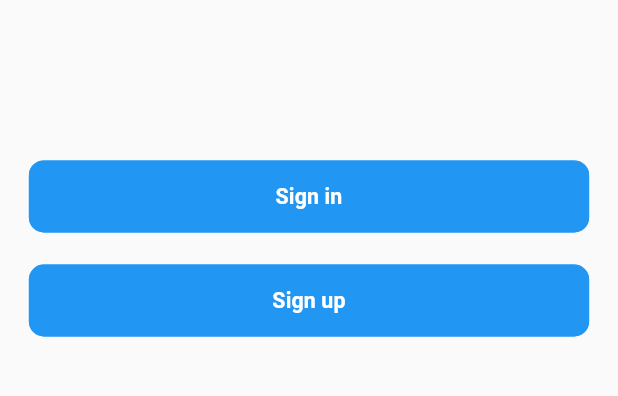
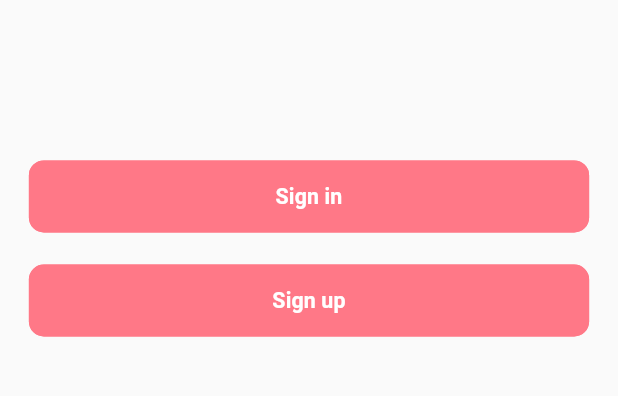
Before and after one commit to mehdisparktech/haircutmen_app, a Flutter app: the screen it shows after launch, on a phone screen of 412 x 824 dp, the part 377-773 px from its top. Run offline on Flutter 3.47's test engine with Material 3 defaults, Android fonts, the phone set to English and light mode, and no system bars; our stand-ins replace cached_network_image, dio, flutter_dotenv, flutter_html, flutter_local_notifications, flutter_screenutil and 10 more; network calls fail.

Commit message:
make a all folder

```diff
--- a/lib/config/languages/language.dart
+++ b/lib/config/languages/language.dart
@@ -2,7 +2,6 @@ import 'package:get/get_navigation/src/root/internacionalization.dart';
 
 class LocalConstants extends Translations {
   @override
-  // TODO: implement keys
   Map<String, Map<String, String>> get keys => {
     'en_US': {
       "No Data found": "No Data found",
@@ -66,7 +65,7 @@ class LocalConstants extends Translations {
       "Log Out": "Log Out",
       "Privacy Policy": "Privacy Policy",
       "Delete account": "Delete account",
-          "Terms of Services": "Terms of Services"
-        }
+      "Terms of Services": "Terms of Services",
+    },
   };
 }
--- a/lib/config/route/app_routes.dart
+++ b/lib/config/route/app_routes.dart
@@ -16,6 +16,10 @@ import '../../features/setting/presentation/screen/privacy_policy_screen.dart';
 import '../../features/setting/presentation/screen/setting_screen.dart';
 import '../../features/setting/presentation/screen/terms_of_services_screen.dart';
 import '../../features/splash/splash_screen.dart';
+import '../../features/home/presentation/screen/home_screen.dart';
+import '../../features/appointment/presentation/screen/appointment_screen.dart';
+import '../../features/scan/presentation/screen/scan_screen.dart';
+import '../../features/favorite/presentation/screen/favorite_screen.dart';
 
 class AppRoutes {
   static const String test = "/test_screen.dart";
@@ -36,6 +40,10 @@ class AppRoutes {
   static const String privacyPolicy = "/privacy_policy_screen.dart";
   static const String termsOfServices = "/terms_of_services_screen.dart";
   static const String setting = "/setting_screen.dart";
+  static const String home = "/home_screen.dart";
+  static const String appointment = "/appointment_screen.dart";
+  static const String scan = "/scan_screen.dart";
+  static const String favorite = "/favorite_screen.dart";
 
   static List<GetPage> routes = [
     GetPage(name: splash, page: () => const SplashScreen()),
@@ -55,5 +63,9 @@ class AppRoutes {
     GetPage(name: privacyPolicy, page: () => const PrivacyPolicyScreen()),
     GetPage(name: termsOfServices, page: () => const TermsOfServicesScreen()),
     GetPage(name: setting, page: () => const SettingScreen()),
+    GetPage(name: home, page: () => const HomeScreen()),
+    GetPage(name: appointment, page: () => const AppointmentScreen()),
+    GetPage(name: scan, page: () => const ScanScreen()),
+    GetPage(name: favorite, page: () => const FavoriteScreen()),
   ];
 }
--- /dev/null
+++ b/lib/features/appointment/data/model/appointment_model.dart
@@ -0,0 +1,3 @@
+class AppointmentModel {
+  // Add appointment data model properties here
+}
--- /dev/null
+++ b/lib/features/favorite/data/model/favorite_model.dart
@@ -0,0 +1,3 @@
+class FavoriteModel {
+  // Add favorite data model properties here
+}
--- /dev/null
+++ b/lib/features/home/data/model/home_model.dart
@@ -0,0 +1,3 @@
+class HomeModel {
+  // Add home data model properties here
+}
--- /dev/null
+++ b/lib/features/scan/data/model/scan_model.dart
@@ -0,0 +1,3 @@
+class ScanModel {
+  // Add scan data model properties here
+}
--- a/lib/utils/constants/app_colors.dart
+++ b/lib/utils/constants/app_colors.dart
@@ -1,17 +1,55 @@
-
 import 'package:flutter/material.dart';
 
 class AppColors {
-  static const Color primaryColor = Colors.blue;
+  // Primary Color
+  static const Color primaryColor = Color(0xFFFF7887);
+
+  // Existing Colors
   static const Color secondary = Color(0xff454545);
   static const Color background = Color(0xFFFAFAFA);
-
   static const Color transparent = Colors.transparent;
   static const Color white = Colors.white;
   static const Color black = Colors.black;
-  static const Color red = Colors.red;
   static const Color filledColor = Color(0xFFe7e7e7);
   static const Color textFiledColor = Color(0xFF979797);
-  static const blueLight = Color(0xffe8e8f5);
+  static const Color blueLight = Color(0xffe8e8f5);
 
+  // Red Color Palette
+  static const Color red50 = Color(0xFFFFF5F5);
+  static const Color red100 = Color(0xFFFED7D7);
+  static const Color red200 = Color(0xFFFEB2B2);
+  static const Color red300 = Color(0xFFFC8181);
+  static const Color red400 = Color(0xFFF56565);
+  static const Color red500 = Color(0xFFE53E3E);
+  static const Color red600 = Color(0xFFC53030);
+  static const Color red700 = Color(0xFF9B2C2C);
+  static const Color red800 = Color(0xFF742A2A);
+  static const Color red900 = Color(0xFF4A1818);
+
+  // Red alias for backward compatibility
+  static const Color red = red500;
+
+  // White Color Palette
+  static const Color white50 = Color(0xFFFFFFFF);
+  static const Color white100 = Color(0xFFFEFEFE);
+  static const Color white200 = Color(0xFFFDFDFD);
+  static const Color white300 = Color(0xFFFCFCFC);
+  static const Color white400 = Color(0xFFFBFBFB);
+  static const Color white500 = Color(0xFFFAFAFA);
+  static const Color white600 = Color(0xFFE5E5E5);
+  static const Color white700 = Color(0xFFCCCCCC);
+  static const Color white800 = Color(0xFFB3B3B3);
+  static const Color white900 = Color(0xFF999999);
+
+  // Black Color Palette
+  static const Color black50 = Color(0xFFF7F7F7);
+  static const Color black100 = Color(0xFFE1E1E1);
+  static const Color black200 = Color(0xFFCFCFCF);
+  static const Color black300 = Color(0xFFB1B1B1);
+  static const Color black400 = Color(0xFF9E9E9E);
+  static const Color black500 = Color(0xFF7E7E7E);
+  static const Color black600 = Color(0xFF626262);
+  static const Color black700 = Color(0xFF515151);
+  static const Color black800 = Color(0xFF3B3B3B);
+  static const Color black900 = Color(0xFF222222);
 }
```
Also changed, not shown: lib/config/dependency/dependency_injection.dart (+8 -1 lines), lib/features/appointment/presentation/controller/appointment_controller.dart (added, +11 -0 lines), lib/features/appointment/presentation/screen/appointment_screen.dart (added, +20 -0 lines), lib/features/appointment/presentation/widgets/appointment_widgets.dart (added, +11 -0 lines), lib/features/favorite/presentation/controller/favorite_controller.dart (added, +11 -0 lines), lib/features/favorite/presentation/screen/favorite_screen.dart (added, +20 -0 lines), lib/features/favorite/presentation/widgets/favorite_widgets.dart (added, +11 -0 lines), lib/features/home/presentation/controller/home_controller.dart (added, +11 -0 lines), lib/features/home/presentation/screen/home_screen.dart (added, +20 -0 lines), lib/features/home/presentation/widgets/home_widgets.dart (added, +11 -0 lines), lib/features/scan/presentation/controller/scan_controller.dart (added, +11 -0 lines), lib/features/scan/presentation/screen/scan_screen.dart (added, +20 -0 lines), lib/features/scan/presentation/widgets/scan_widgets.dart (added, +11 -0 lines). Lines whose indentation alone changed are shown as unchanged.
